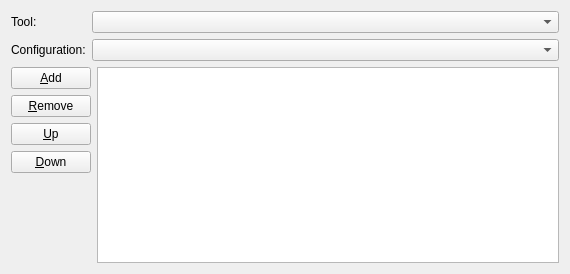
KDE/kile, file src/widgets/quicktoolconfigwidget.ui: the form before one commit.
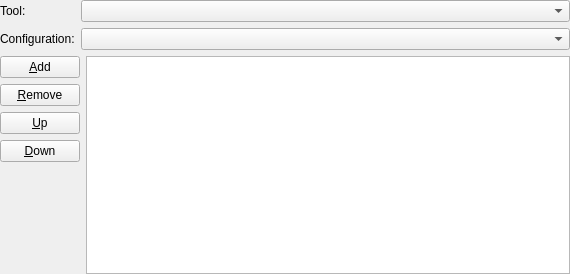
The form after the commit. Custom widgets are drawn as their Qt base class.

Patch:
```diff
--- a/src/widgets/quicktoolconfigwidget.ui
+++ b/src/widgets/quicktoolconfigwidget.ui
@@ -17,6 +17,18 @@
    </sizepolicy>
   </property>
   <layout class="QVBoxLayout" name="verticalLayout_2">
+   <property name="leftMargin">
+    <number>0</number>
+   </property>
+   <property name="topMargin">
+    <number>0</number>
+   </property>
+   <property name="rightMargin">
+    <number>0</number>
+   </property>
+   <property name="bottomMargin">
+    <number>0</number>
+   </property>
    <item>
     <layout class="QVBoxLayout" name="verticalLayout">
      <item>
```
